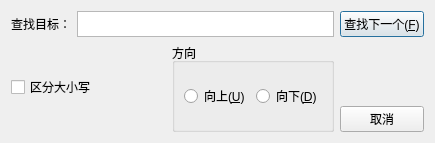
Before: the Qt Designer form searchdialog.ui in NormalMaNong/qtLab2, drawn with Qt 5.
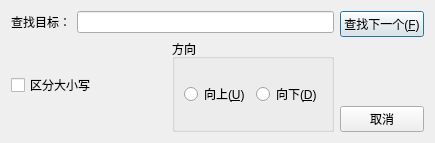
After: the same form once the commit is applied.

Commit message: 实现查找窗口操作

Patch:
```diff
--- a/searchdialog.ui
+++ b/searchdialog.ui
@@ -28,20 +28,7 @@
           </widget>
          </item>
          <item>
-          <widget class="QTextEdit" name="searchText">
-           <property name="sizePolicy">
-            <sizepolicy hsizetype="Expanding" vsizetype="Fixed">
-             <horstretch>0</horstretch>
-             <verstretch>0</verstretch>
-            </sizepolicy>
-           </property>
-           <property name="maximumSize">
-            <size>
-             <width>10000</width>
-             <height>26</height>
-            </size>
-           </property>
-          </widget>
+          <widget class="QLineEdit" name="searchText"/>
          </item>
         </layout>
        </item>
```
The commit also changes 4 other files.
